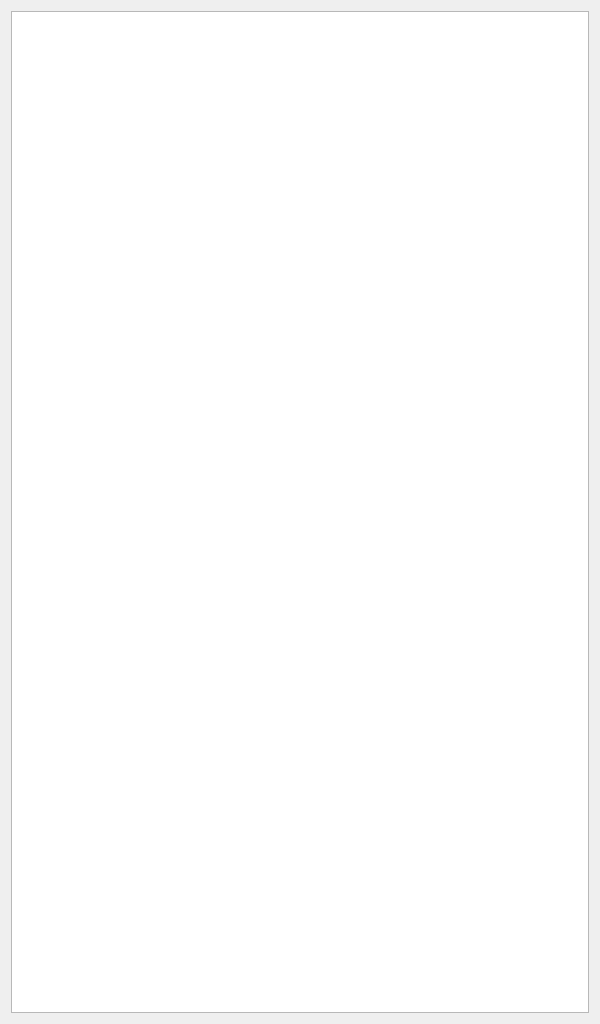
The window that widgets/historywidget.ui (ChaoII/fram-qt) describes before a commit, drawn with Qt 5.
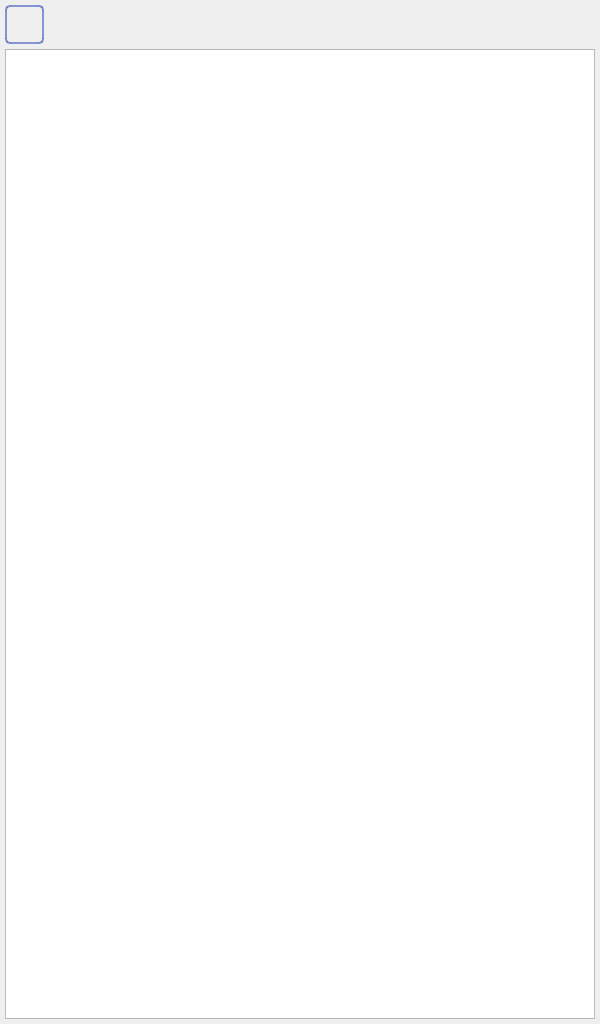
The same window after the commit. Icons and pictures are not drawn.

```diff
--- a/widgets/historywidget.ui
+++ b/widgets/historywidget.ui
@@ -13,16 +13,51 @@
   <property name="windowTitle">
    <string>Form</string>
   </property>
-  <layout class="QVBoxLayout" name="verticalLayout_2">
+  <layout class="QVBoxLayout" name="verticalLayout">
+   <property name="spacing">
+    <number>5</number>
+   </property>
+   <property name="leftMargin">
+    <number>5</number>
+   </property>
+   <property name="topMargin">
+    <number>5</number>
+   </property>
+   <property name="rightMargin">
+    <number>5</number>
+   </property>
+   <property name="bottomMargin">
+    <number>5</number>
+   </property>
    <item>
-    <layout class="QVBoxLayout" name="verticalLayout">
-     <item>
-      <widget class="QTableView" name="tb_history"/>
-     </item>
-     <item>
-      <layout class="QHBoxLayout" name="page_layout"/>
-     </item>
-    </layout>
+    <widget class="QToolButton" name="pb_back">
+     <property name="styleSheet">
+      <string notr="true">#pb_back{
+		background-image: url(:/img/back.png);
+		border: 2px solid rgba(90,110,200,180);
+		border-radius:5px;
+		background-position:center;
+}
+#pb_pb_back:pressed{
+		background-image: url(:/img/back.png);
+		border: 2px solid rgba(200,110,90,180);
+		border-radius:50px;
+		background-position:center;
+}</string>
+     </property>
+     <property name="text">
+      <string/>
+     </property>
+     <property name="iconSize">
+      <size>
+       <width>32</width>
+       <height>32</height>
+      </size>
+     </property>
+    </widget>
+   </item>
+   <item>
+    <widget class="QTableView" name="tb_history"/>
    </item>
   </layout>
  </widget>
```
